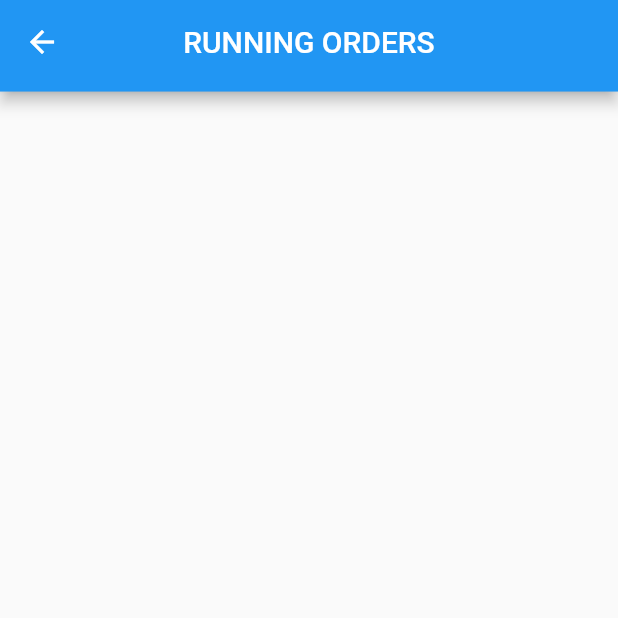
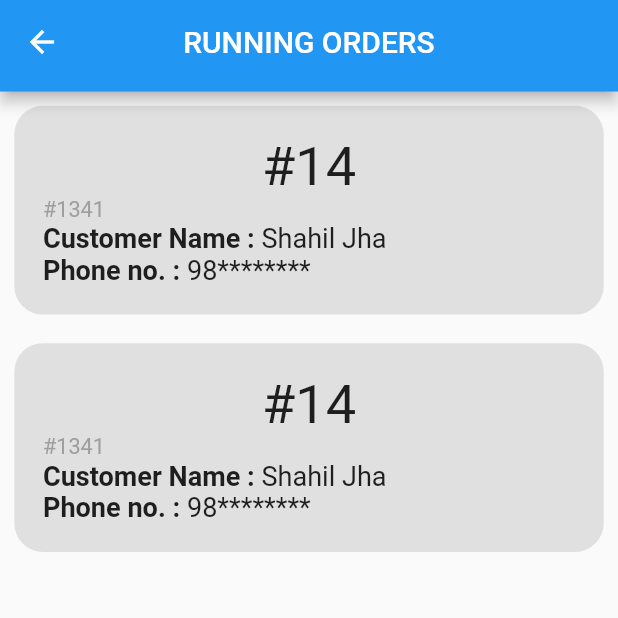
Before and after one commit to ShahilJha/Restaurant-prototype, a Flutter app: the screen it shows after launch, on a phone screen of 412 x 824 dp, the top half of it. Run offline on Flutter 3.47's test engine with Material 2 defaults, Android fonts, the phone set to English and light mode, and no system bars; our stand-ins replace flutter_screenutil.

Commit message:
UI: receptionist running order

```diff
--- /dev/null
+++ b/lib/screens/receptionist/order_list_screen/local_widgets/receptionist_order_tile.dart
@@ -0,0 +1,59 @@
+import 'package:flutter/material.dart';
+import 'package:flutter_screenutil/flutter_screenutil.dart';
+import 'package:summer_project/widgets/customer_name.dart';
+import 'package:summer_project/widgets/order_no.dart';
+import 'package:summer_project/widgets/table_no.dart';
+
+class ReceptionistOrderTile extends StatelessWidget {
+  final int tableNumber;
+  final int orderNumber;
+  final String customerName;
+  final String customerContact;
+  final Function onPressed;
+  const ReceptionistOrderTile({
+    Key key,
+    @required this.tableNumber,
+    @required this.orderNumber,
+    @required this.customerName,
+    @required this.customerContact,
+    @required this.onPressed,
+  }) : super(key: key);
+
+  @override
+  Widget build(BuildContext context) {
+    return GestureDetector(
+      onTap: onPressed,
+      child: Container(
+        decoration: BoxDecoration(
+            color: Colors.grey[300],
+            borderRadius: BorderRadius.all(Radius.circular(50.w))),
+        padding: EdgeInsets.all(50.w),
+        margin: EdgeInsets.symmetric(vertical: 25.w),
+        child: Column(
+          crossAxisAlignment: CrossAxisAlignment.start,
+          children: [
+            Row(
+              mainAxisAlignment: MainAxisAlignment.center,
+              children: [
+                TableNumber(
+                  tableNumber: tableNumber,
+                ),
+              ],
+            ),
+            OrderNumber(
+              orderNumber: orderNumber,
+            ),
+            AttributeDisplay(
+              attribute: 'Customer Name',
+              string: customerName,
+            ),
+            AttributeDisplay(
+              attribute: 'Phone no.',
+              string: customerContact,
+            ),
+          ],
+        ),
+      ),
+    );
+  }
+}
--- a/lib/screens/receptionist/order_list_screen/order_list_screen.dart
+++ b/lib/screens/receptionist/order_list_screen/order_list_screen.dart
@@ -1,7 +1,8 @@
 import 'package:flutter/material.dart';
-import 'package:flutter_screenutil/flutter_screenutil.dart';
 import 'package:summer_project/widgets/app_app_bar.dart';
 import 'package:summer_project/widgets/app_container.dart';
+
+import 'local_widgets/receptionist_order_tile.dart';
 
 class OrderListScreen extends StatelessWidget {
   @override
@@ -12,7 +13,22 @@ class OrderListScreen extends StatelessWidget {
       ),
       body: AppContainer(
         child: ListView(
-          children: [],
+          children: [
+            ReceptionistOrderTile(
+              tableNumber: 14,
+              orderNumber: 1341,
+              customerName: 'Shahil Jha',
+              customerContact: '98********',
+              onPressed: () {},
+            ),
+            ReceptionistOrderTile(
+              tableNumber: 14,
+              orderNumber: 1341,
+              customerName: 'Shahil Jha',
+              customerContact: '98********',
+              onPressed: () {},
+            ),
+          ],
         ),
       ),
     );
```
